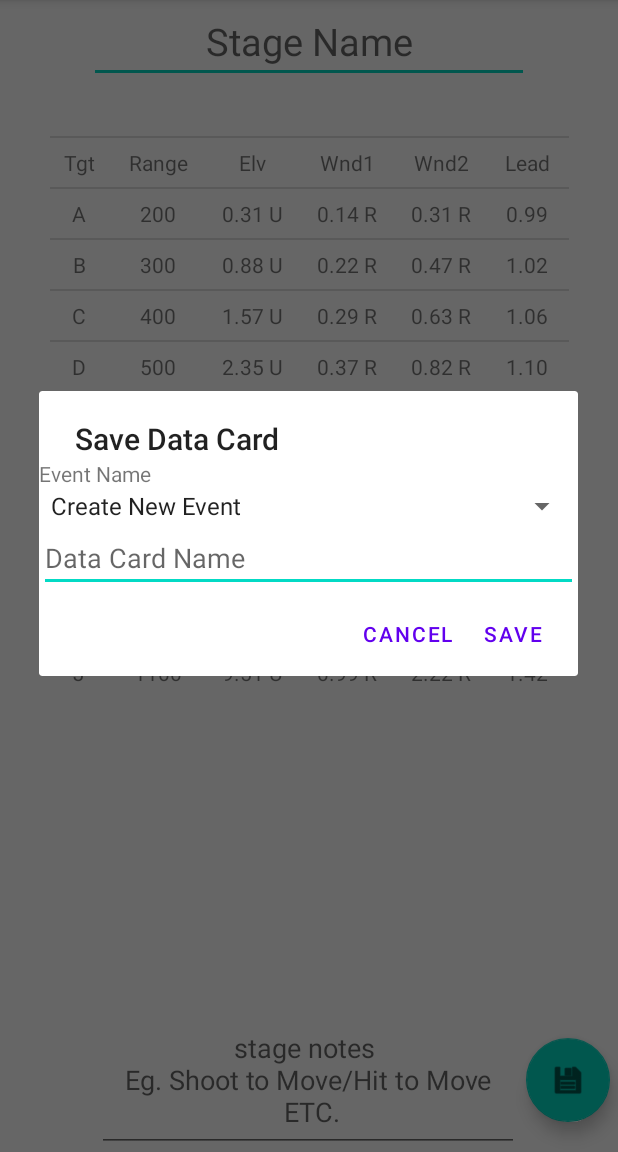
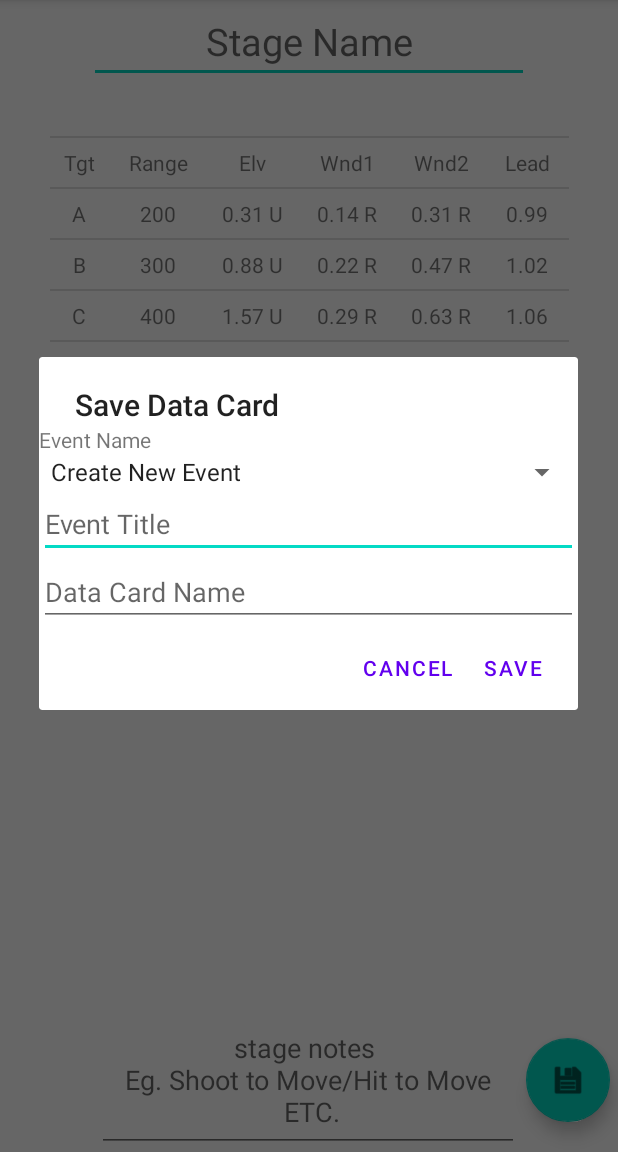
Before and after one commit to Jgriffiths92/Open_E-Reloading-Assistant, an Android app: the fragment HomeFragment shown on its own in the app's theme, after a tap on an icon or button, on a phone screen of 412 x 824 dp, the part 84-1236 px from its top. Run offline under Robolectric (Android 15) with nearby library versions, the phone set to English and light mode, and no system bars.

Commit message:
fixed a typo in the save feature

```diff
--- a/app/src/main/java/com/example/opene_dope/ui/home/HomeFragment.kt
+++ b/app/src/main/java/com/example/opene_dope/ui/home/HomeFragment.kt
@@ -103,14 +103,14 @@ class HomeFragment : Fragment() {
             val spinnerItems = arrayOf("Create New Event", "Event 1", "Event 2", "Event 3") // Replace with your items
             val editText = EditText(requireContext())
             editText.hint = "Event Title"
-            editText.visibility = GONE
+
 
             val spinnerAdapter = android.widget.ArrayAdapter(requireContext(), android.R.layout.simple_spinner_item, spinnerItems)
             spinnerAdapter.setDropDownViewResource(android.R.layout.simple_spinner_dropdown_item) // Corrected typo
             spinner.adapter = spinnerAdapter
             spinner.onItemSelectedListener = object : android.widget.AdapterView.OnItemSelectedListener {
                 override fun onItemSelected(parent: android.widget.AdapterView<*>?, view: View?, position: Int, id: Long) {
-                    if (spinnerItems[position] == "New Event") {
+                    if (spinnerItems[position] == "Create New Event") {
                         editText.visibility = View.VISIBLE
                     } else {
                         editText.visibility = GONE
```
